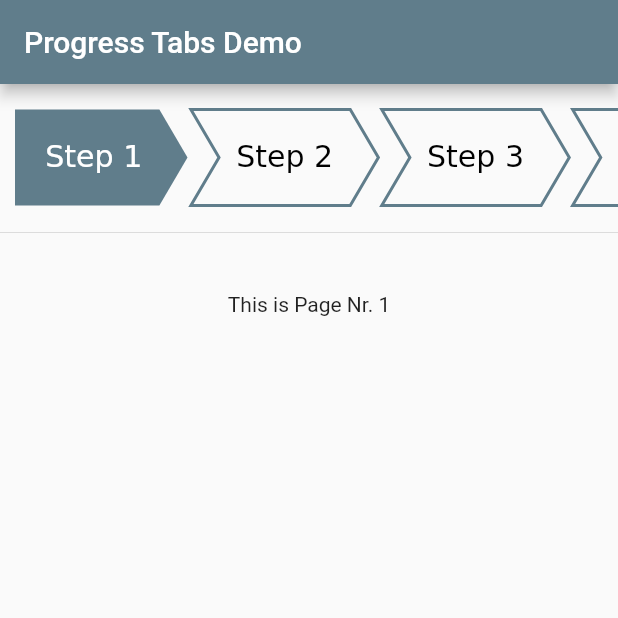
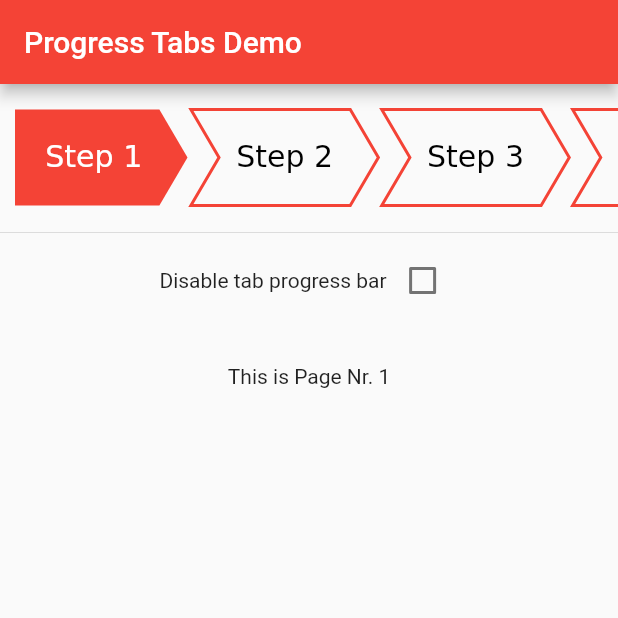
Before and after one commit to underwhelmingToaster/progress_tab_bar, a Flutter app: the screen it shows after launch, on a phone screen of 412 x 824 dp, the top half of it. Run offline on Flutter 3.47's test engine with Material 2 defaults, Android fonts, the light colour scheme and no system bars.

Commit message:
implemented disable feature

```diff
--- a/example/lib/main.dart
+++ b/example/lib/main.dart
@@ -12,10 +12,10 @@ class MyApp extends StatelessWidget {
   Widget build(BuildContext context) {
     return MaterialApp(
       title: 'Progress Tabs Demo',
-      theme: ThemeData(primarySwatch: Colors.blueGrey),
+      theme: ThemeData(primarySwatch: Colors.red),
       home: const MyHomePage(title: 'Progress Tabs Demo'),
       debugShowCheckedModeBanner: false,
-    ); // Color.fromARGB(255, 141, 153, 174)
+    );
   }
 }
 
@@ -29,6 +29,7 @@ class MyHomePage extends StatefulWidget {
 
 class _MyHomePageState extends State<MyHomePage> {
   int _selectedTab = 0;
+  bool _disabled = false;
 
   @override
   Widget build(BuildContext context) {
@@ -46,6 +47,7 @@ class _MyHomePageState extends State<MyHomePage> {
               spacing: 20,
               selectedTab: _selectedTab,
               autoScrollOffset: 135,
+              disabled: _disabled,
               children: [
                 ProgressTab(
                     label: "Step 1",
@@ -116,9 +118,30 @@ class _MyHomePageState extends State<MyHomePage> {
   }
 
   Widget content(int tabNr) {
-    return Padding(
-      padding: const EdgeInsets.symmetric(vertical: 32),
-      child: Center(child: Text("This is Page Nr. ${(++tabNr).toString()}")),
+    return Column(
+      children: [
+        Center(
+          child: Row(
+            mainAxisAlignment: MainAxisAlignment.center,
+            children: [
+              const Text("Disable tab progress bar"),
+              Checkbox(
+                value: _disabled,
+                onChanged: (bool? value) {
+                  setState(() {
+                    _disabled = value ?? false;
+                  });
+                },
+              ),
+            ],
+          ),
+        ),
+        Padding(
+          padding: const EdgeInsets.symmetric(vertical: 32),
+          child:
+              Center(child: Text("This is Page Nr. ${(++tabNr).toString()}")),
+        )
+      ],
     );
   }
 }
--- a/lib/progress_tab_bar.dart
+++ b/lib/progress_tab_bar.dart
@@ -64,8 +64,13 @@ class ProgressTabBar extends StatefulWidget {
   /// length of a tab plus a bit of margin. Defaults to 10.0.
   final double autoScrollOffset;
 
-  const ProgressTabBar(
-      {Key? key,
+  /// When set to true, the tab bar gets disabled.
+  /// All tabs will get greyed out and the bar can't be scrolled anymore.
+  /// [ProgressTab.onPressed] will not be executed when [disabled] is true.
+  final bool disabled;
+
+  const ProgressTabBar({
+    Key? key,
     required this.children,
     this.tabWidth = 200,
     double? height,
@@ -79,8 +84,9 @@ class ProgressTabBar extends StatefulWidget {
     this.autoCenter = true,
     this.autoScrollOffset = 10,
     this.animationDuration = const Duration(milliseconds: 600),
-      this.animationCurve = Curves.fastOutSlowIn})
-      : height = height ?? tabWidth * 0.3076923076923077,
+    this.animationCurve = Curves.fastOutSlowIn,
+    this.disabled = true,
+  })  : height = height ?? tabWidth * 0.3076923076923077,
         super(key: key);
 
   @override
@@ -92,6 +98,11 @@ class _ProgressTabBarState extends State<ProgressTabBar> {
 
   @override
   Widget build(BuildContext context) {
+    Color? _color;
+    Color? _labelColor;
+    ScrollPhysics? _physics;
+
+
     if (_scrollController.hasClients) {
       if (widget.autoCenter &&
           widget.selectedTab != null &&
@@ -103,8 +114,17 @@ class _ProgressTabBarState extends State<ProgressTabBar> {
       }
     }
 
+    if(widget.disabled){
+      _color = Theme.of(context).disabledColor;
+      _labelColor = Theme.of(context).disabledColor;
+      _physics = NeverScrollableScrollPhysics();
+    }else {
+      _physics = widget.scrollPhysics;
+      _color = widget.color ?? Theme.of(context).primaryColor;
+    }
+
     return SingleChildScrollView(
-        physics: widget.scrollPhysics,
+        physics: _physics,
         controller: _scrollController,
         scrollDirection: Axis.horizontal,
         child: SizedBox(
@@ -119,9 +139,10 @@ class _ProgressTabBarState extends State<ProgressTabBar> {
                       height: widget.height,
                       outlineWidth: widget.outlineWidth,
                       selectedTab: widget.selectedTab,
-                      color: widget.color,
-                      labelColor: widget.labelColor,
+                      color: _color,
+                      labelColor: _labelColor,
                       selectedLabelColor: widget.selectedLabelColor,
+                      disabled: widget.disabled,
                       context: context),
                   widget.spacing),
             )));
@@ -133,9 +154,10 @@ class _ProgressTabBarState extends State<ProgressTabBar> {
       required double height,
       required double outlineWidth,
       int? selectedTab,
-      Color? color,
+      required Color color,
       Color? labelColor,
       Color? selectedLabelColor,
+      bool disabled = false,
       required BuildContext context}) {
     List<ProgressTabButton> tabButtons = List.empty(growable: true);
     for (int i = 0; i < tabs.length; i++) {
@@ -145,15 +167,23 @@ class _ProgressTabBarState extends State<ProgressTabBar> {
         _tabLabelColor = selectedLabelColor ?? _tabLabelColor;
         _filled = true;
       }
+
+      late final void Function() _onPressed;
+      if(disabled) {
+        _onPressed = () {};
+      } else {
+        _onPressed = tabs[i].onPressed;
+      }
+
       tabButtons.add(ProgressTabButton(
         width: width,
         height: height,
-        onPressed: tabs[i].onPressed,
+        onPressed: _onPressed,
         label: tabs[i].label ?? "",
         position: i,
         outlineWidth: outlineWidth,
         labelColor: _tabLabelColor,
-        color: color ?? Theme.of(context).primaryColor,
+        color: color,
         filled: _filled,
       ));
     }
```
Lines whose indentation alone changed are shown as unchanged.
